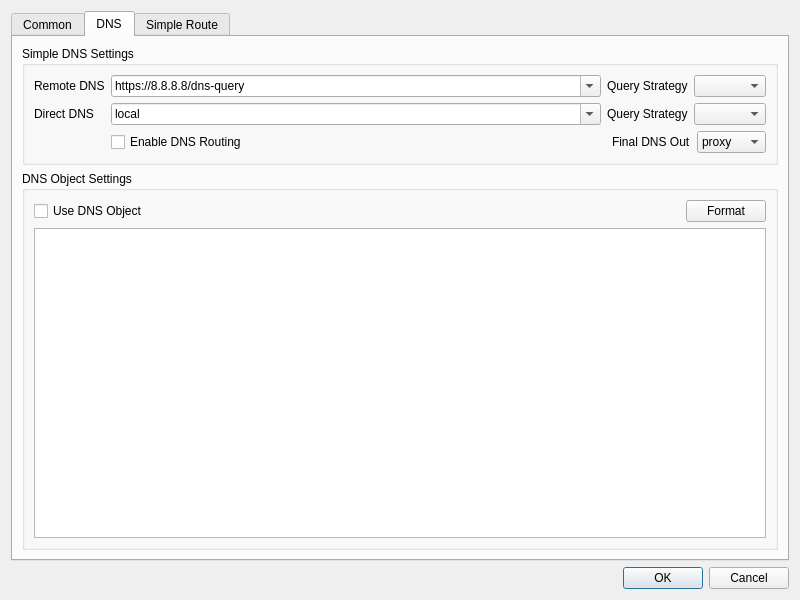
Qt form src/ui/dialog_manage_routes.ui (Ogstra/proxor) before a commit.
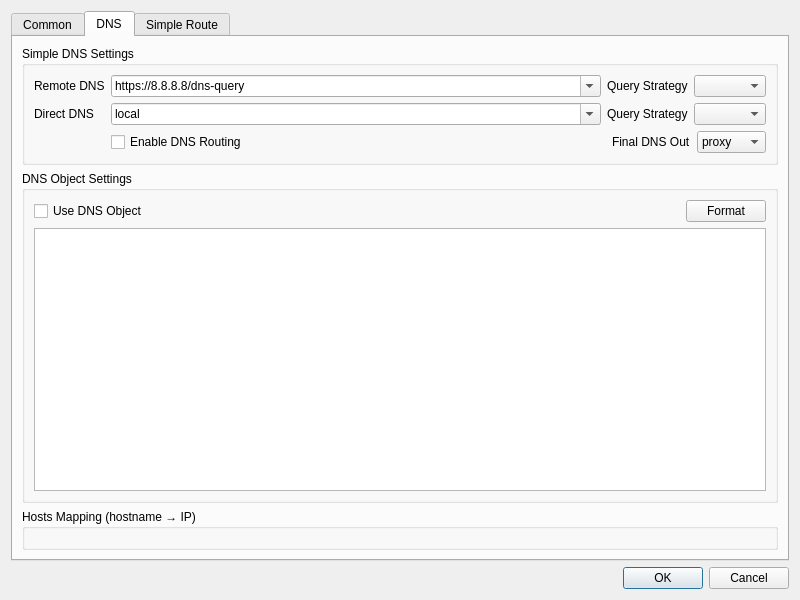
The same form after that commit. The open tabs and pages were chosen to show the change.

Commit message: feat: add configurable hostname-to-IP mapping in routing settings

What changed in the file:
```diff
--- a/src/ui/dialog_manage_routes.ui
+++ b/src/ui/dialog_manage_routes.ui
@@ -402,6 +402,14 @@
          </layout>
         </widget>
        </item>
+       <item>
+        <widget class="QGroupBox" name="hostsMapBox">
+         <property name="title">
+          <string>Hosts Mapping (hostname → IP)</string>
+         </property>
+         <layout class="QGridLayout" name="hostsMapLayout"/>
+        </widget>
+       </item>
       </layout>
      </widget>
      <widget class="QWidget" name="tab_2">
```
The commit also changes 5 other files.
